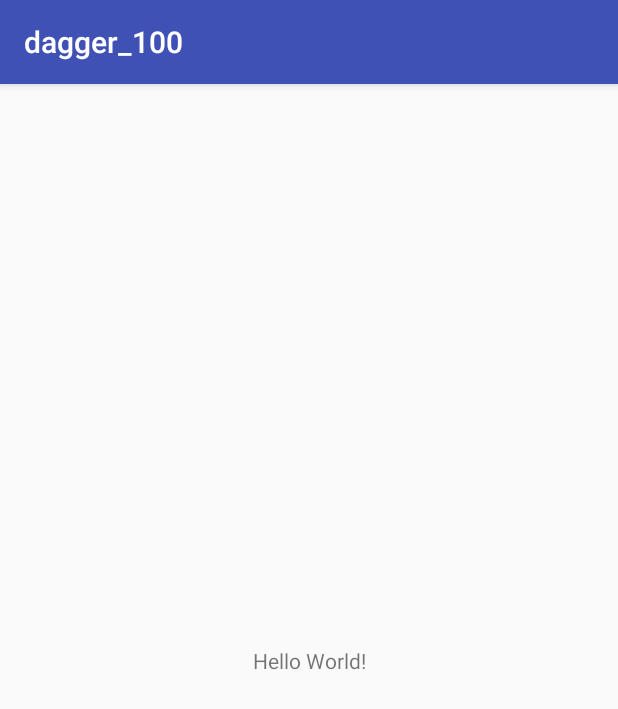
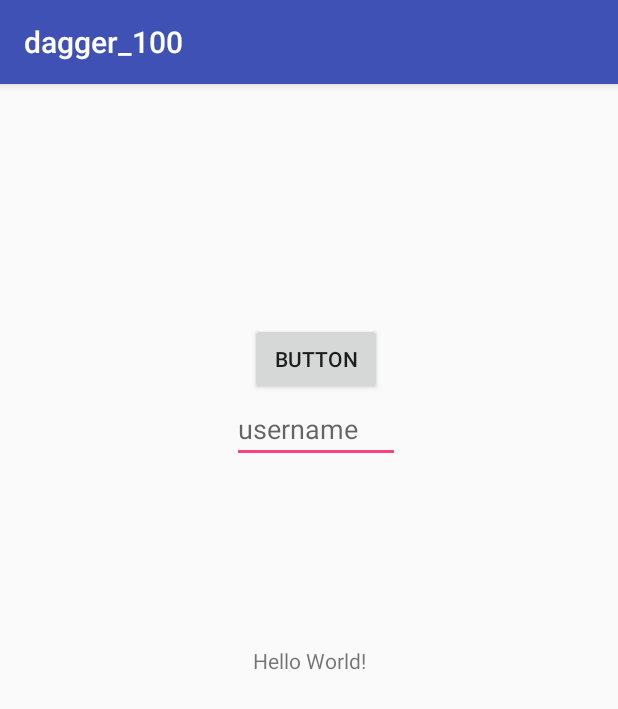
Before and after one commit to Nezne1k4/dagger-nez-101, an Android app: the screen it shows after launch (MainActivity), on a phone screen of 412 x 824 dp. Shown: the top 709 px of the screen. Run offline under Robolectric (Android 15) with nearby library versions, the phone set to English and light mode, and no system bars.

```diff
--- a/app/src/main/AndroidManifest.xml
+++ b/app/src/main/AndroidManifest.xml
@@ -2,14 +2,17 @@
 <manifest xmlns:android="http://schemas.android.com/apk/res/android"
     package="com.yahami.dagger_100">
 
+    <uses-permission android:name="android.permission.INTERNET" />
+
     <application
+        android:name=".Dagger100Application"
         android:allowBackup="true"
         android:icon="@mipmap/ic_launcher"
         android:label="@string/app_name"
         android:roundIcon="@mipmap/ic_launcher_round"
         android:supportsRtl="true"
         android:theme="@style/AppTheme">
-        <activity android:name=".MainActivity">
+        <activity android:name=".ui.MainActivity">
             <intent-filter>
                 <action android:name="android.intent.action.MAIN" />
 
--- /dev/null
+++ b/app/src/main/java/com/yahami/dagger_100/Dagger100Application.kt
@@ -0,0 +1,5 @@
+package com.yahami.dagger_100
+
+import android.app.Application
+
+class Dagger100Application : Application()
--- /dev/null
+++ b/app/src/main/java/com/yahami/dagger_100/ui/MainActivity.kt
@@ -0,0 +1,23 @@
+package com.yahami.dagger_100.ui
+
+import android.os.Bundle
+import android.support.v7.app.AppCompatActivity
+import com.yahami.dagger_100.R
+import com.yahami.dagger_100.remote.repository.GithubApiRepositoryImpl
+import kotlinx.android.synthetic.main.activity_main.*
+
+class MainActivity : AppCompatActivity() {
+
+    override fun onCreate(savedInstanceState: Bundle?) {
+        super.onCreate(savedInstanceState)
+        setContentView(R.layout.activity_main)
+
+        viewButton.setOnClickListener {
+            GithubApiRepositoryImpl.get().getUser(viewEtUsername.text.toString())
+                    .subscribe(
+                            { viewTextview.text = it.toString() },
+                            { viewTextview.text = it.message }
+                    )
+        }
+    }
+}
--- a/app/src/main/res/layout/activity_main.xml
+++ b/app/src/main/res/layout/activity_main.xml
@@ -4,9 +4,10 @@
     xmlns:tools="http://schemas.android.com/tools"
     android:layout_width="match_parent"
     android:layout_height="match_parent"
-    tools:context=".MainActivity">
+    tools:context=".ui.MainActivity">
 
     <TextView
+        android:id="@+id/viewTextview"
         android:layout_width="wrap_content"
         android:layout_height="wrap_content"
         android:text="Hello World!"
@@ -15,4 +16,29 @@
         app:layout_constraintRight_toRightOf="parent"
         app:layout_constraintTop_toTopOf="parent" />
 
+    <Button
+        android:id="@+id/viewButton"
+        android:layout_width="wrap_content"
+        android:layout_height="wrap_content"
+        android:layout_marginBottom="8dp"
+        android:layout_marginStart="8dp"
+        android:text="Button"
+        app:layout_constraintBottom_toTopOf="@+id/viewTextview"
+        app:layout_constraintEnd_toEndOf="@+id/viewTextview"
+        app:layout_constraintStart_toStartOf="@+id/viewTextview"
+        app:layout_constraintTop_toTopOf="parent" />
+
+    <EditText
+        android:id="@+id/viewEtUsername"
+        android:layout_width="112dp"
+        android:layout_height="37dp"
+        android:layout_marginStart="8dp"
+        android:layout_marginTop="8dp"
+        android:ems="10"
+        android:hint="username"
+        android:inputType="textPersonName"
+        app:layout_constraintEnd_toEndOf="@+id/viewTextview"
+        app:layout_constraintStart_toStartOf="@+id/viewTextview"
+        app:layout_constraintTop_toBottomOf="@+id/viewButton" />
+
 </android.support.constraint.ConstraintLayout>
```
Also changed, not shown: app/build.gradle (+23 -4 lines), app/src/main/java/com/yahami/dagger_100/MainActivity.kt (deleted, +0 -12 lines), app/src/main/java/com/yahami/dagger_100/remote/dto/RepositoryResponse.kt (added, +8 -0 lines), app/src/main/java/com/yahami/dagger_100/remote/dto/UserResponse.kt (added, +100 -0 lines), app/src/main/java/com/yahami/dagger_100/remote/model/Repository.kt (added, +17 -0 lines), app/src/main/java/com/yahami/dagger_100/remote/model/User.kt (added, +19 -0 lines), app/src/main/java/com/yahami/dagger_100/remote/network/RetrofitBuilder.kt (added, +37 -0 lines), app/src/main/java/com/yahami/dagger_100/remote/repository/GithubApiRepository.kt (added, +12 -0 lines), app/src/main/java/com/yahami/dagger_100/remote/repository/GithubApiRepositoryImpl.kt (added, +36 -0 lines), app/src/main/java/com/yahami/dagger_100/remote/service/GithubApiService.kt (added, +20 -0 lines), build.gradle (+7 -0 lines).
